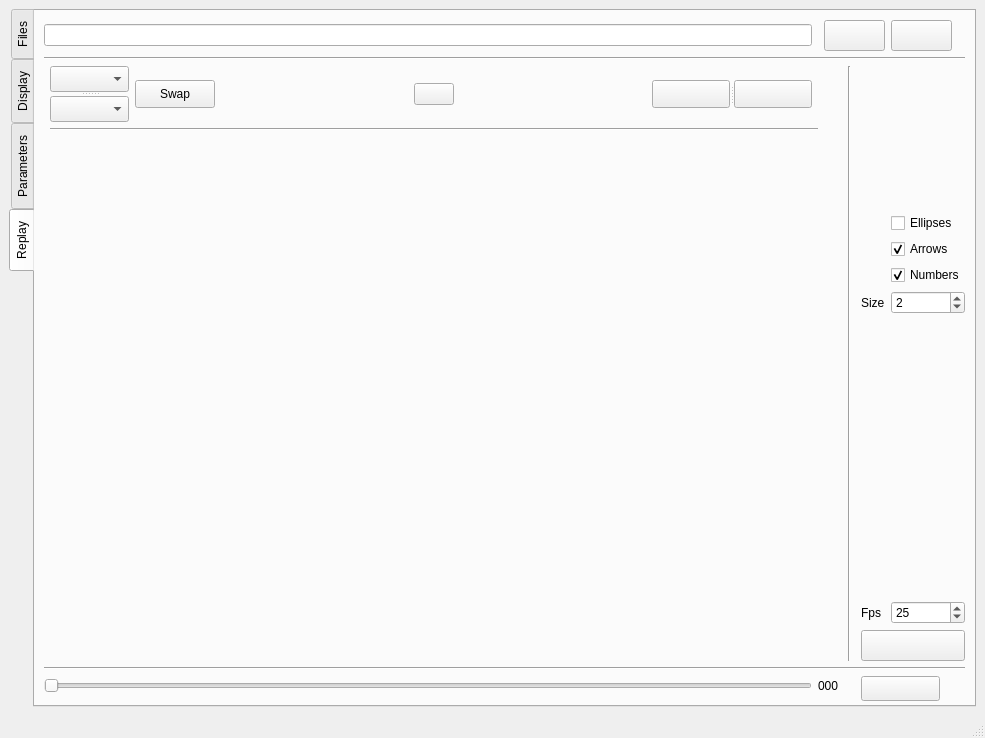
The window that src/mainwindow.ui (FastTrackOrg/FastTrack) describes before a commit, drawn with Qt 5.
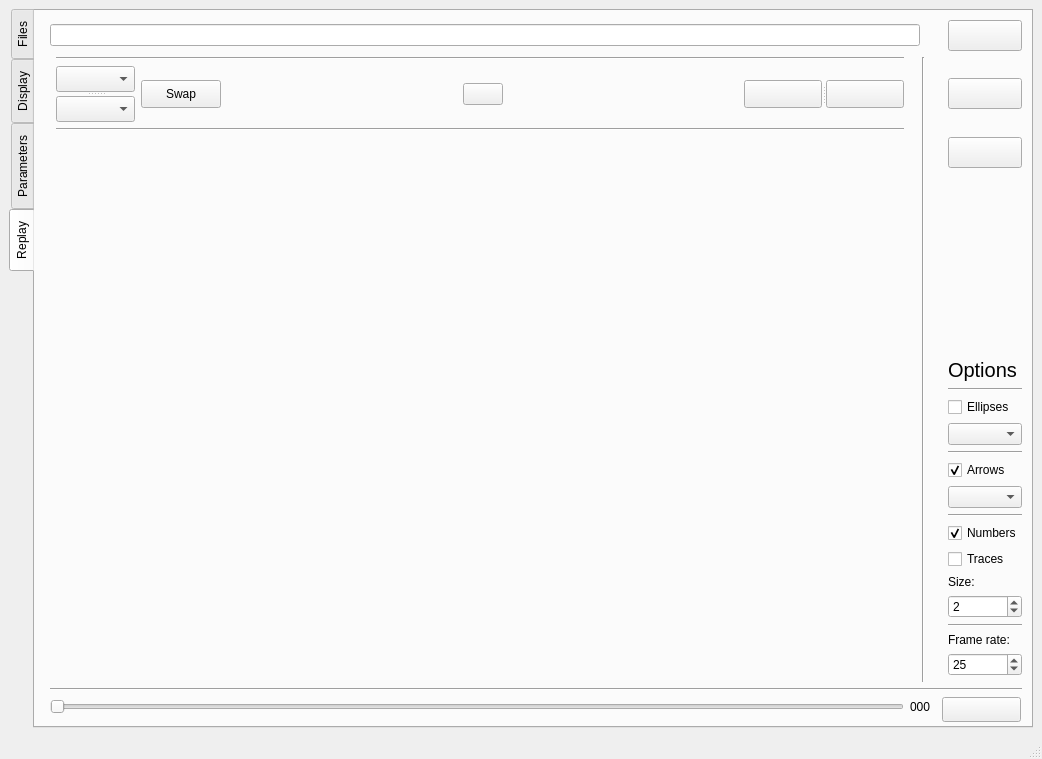
The same window after the commit. The open tabs and pages were chosen to show the change.

Commit message: [feat] replay: add display options

The edit to the form file:
```diff
--- a/src/mainwindow.ui
+++ b/src/mainwindow.ui
@@ -6,8 +6,8 @@
    <rect>
     <x>0</x>
     <y>0</y>
-    <width>985</width>
-    <height>738</height>
+    <width>1042</width>
+    <height>759</height>
    </rect>
   </property>
   <property name="windowTitle">
@@ -198,187 +198,7 @@
         <string>Replay</string>
        </attribute>
        <layout class="QGridLayout" name="gridLayout_5">
-        <item row="15" column="0" colspan="12">
-         <widget class="Line" name="line_2">
-          <property name="orientation">
-           <enum>Qt::Horizontal</enum>
-          </property>
-         </widget>
-        </item>
-        <item row="4" column="1" colspan="7">
-         <widget class="Line" name="line_4">
-          <property name="orientation">
-           <enum>Qt::Horizontal</enum>
-          </property>
-         </widget>
-        </item>
-        <item row="10" column="11">
-         <widget class="QCheckBox" name="replayNumbers">
-          <property name="text">
-           <string>Numbers</string>
-          </property>
-          <property name="checked">
-           <bool>true</bool>
-          </property>
-         </widget>
-        </item>
-        <item row="3" column="9" rowspan="12">
-         <widget class="Line" name="line">
-          <property name="sizePolicy">
-           <sizepolicy hsizetype="Ignored" vsizetype="Minimum">
-            <horstretch>0</horstretch>
-            <verstretch>0</verstretch>
-           </sizepolicy>
-          </property>
-          <property name="orientation">
-           <enum>Qt::Vertical</enum>
-          </property>
-         </widget>
-        </item>
-        <item row="0" column="0" colspan="7">
-         <widget class="QLineEdit" name="replayPath">
-          <property name="dragEnabled">
-           <bool>true</bool>
-          </property>
-          <property name="readOnly">
-           <bool>false</bool>
-          </property>
-         </widget>
-        </item>
-        <item row="12" column="11">
-         <spacer name="verticalSpacer_2">
-          <property name="orientation">
-           <enum>Qt::Vertical</enum>
-          </property>
-          <property name="sizeHint" stdset="0">
-           <size>
-            <width>20</width>
-            <height>281</height>
-           </size>
-          </property>
-         </spacer>
-        </item>
-        <item row="11" column="10">
-         <widget class="QLabel" name="label">
-          <property name="text">
-           <string>Size</string>
-          </property>
-         </widget>
-        </item>
-        <item row="11" column="11">
-         <widget class="QSpinBox" name="replaySize">
-          <property name="minimum">
-           <number>1</number>
-          </property>
-          <property name="maximum">
-           <number>150</number>
-          </property>
-          <property name="value">
-           <number>2</number>
-          </property>
-         </widget>
-        </item>
-        <item row="0" column="8" colspan="3">
-         <widget class="QPushButton" name="replayOpen">
-          <property name="sizePolicy">
-           <sizepolicy hsizetype="Fixed" vsizetype="Fixed">
-            <horstretch>0</horstretch>
-            <verstretch>0</verstretch>
-           </sizepolicy>
-          </property>
-          <property name="minimumSize">
-           <size>
-            <width>61</width>
-            <height>31</height>
-           </size>
-          </property>
-          <property name="text">
-           <string/>
-          </property>
-          <property name="shortcut">
-           <string>O</string>
-          </property>
-         </widget>
-        </item>
-        <item row="9" column="11">
-         <widget class="QCheckBox" name="replayArrows">
-          <property name="text">
-           <string>Arrows</string>
-          </property>
-          <property name="checked">
-           <bool>true</bool>
-          </property>
-         </widget>
-        </item>
-        <item row="3" column="1">
-         <widget class="QSplitter" name="splitter_2">
-          <property name="orientation">
-           <enum>Qt::Vertical</enum>
-          </property>
-          <widget class="QComboBox" name="object1Replay">
-           <property name="minimumSize">
-            <size>
-             <width>79</width>
-             <height>26</height>
-            </size>
-           </property>
-           <property name="maximumSize">
-            <size>
-             <width>79</width>
-             <height>26</height>
-            </size>
-           </property>
-          </widget>
-          <widget class="QComboBox" name="object2Replay">
-           <property name="minimumSize">
-            <size>
-             <width>79</width>
-             <height>26</height>
-            </size>
-           </property>
-           <property name="maximumSize">
-            <size>
-             <width>79</width>
-             <height>26</height>
-            </size>
-           </property>
-          </widget>
-         </widget>
-        </item>
-        <item row="8" column="11">
-         <widget class="QCheckBox" name="replayEllipses">
-          <property name="text">
-           <string>Ellipses</string>
-          </property>
-         </widget>
-        </item>
-        <item row="3" column="3">
-         <spacer name="horizontalSpacer">
-          <property name="orientation">
-           <enum>Qt::Horizontal</enum>
-          </property>
-          <property name="sizeHint" stdset="0">
-           <size>
-            <width>40</width>
-            <height>20</height>
-           </size>
-          </property>
-         </spacer>
-        </item>
-        <item row="14" column="10" colspan="2">
-         <widget class="QPushButton" name="replaySave">
-          <property name="minimumSize">
-           <size>
-            <width>61</width>
-            <height>31</height>
-           </size>
-          </property>
-          <property name="text">
-           <string/>
-          </property>
-         </widget>
-        </item>
-        <item row="3" column="4">
+        <item row="2" column="5">
          <widget class="QPushButton" name="replayHelp">
           <property name="text">
            <string/>
@@ -388,7 +208,17 @@
           </property>
          </widget>
         </item>
-        <item row="16" column="0" colspan="7">
+        <item row="16" column="11">
+         <widget class="QCheckBox" name="replayNumbers">
+          <property name="text">
+           <string>Numbers</string>
+          </property>
+          <property name="checked">
+           <bool>true</bool>
+          </property>
+         </widget>
+        </item>
+        <item row="25" column="1" colspan="7">
          <widget class="QSlider" name="replaySlider">
           <property name="orientation">
            <enum>Qt::Horizontal</enum>
@@ -401,103 +231,7 @@
           </property>
          </widget>
         </item>
-        <item row="7" column="0" rowspan="8" colspan="7">
-         <widget class="QLabel" name="replayDisplay">
-          <property name="sizePolicy">
-           <sizepolicy hsizetype="Ignored" vsizetype="Ignored">
-            <horstretch>0</horstretch>
-            <verstretch>0</verstretch>
-           </sizepolicy>
-          </property>
-          <property name="text">
-           <string/>
-          </property>
-          <property name="alignment">
-           <set>Qt::AlignCenter</set>
-          </property>
-         </widget>
-        </item>
-        <item row="3" column="2">
-         <widget class="QPushButton" name="swapReplay">
-          <property name="maximumSize">
-           <size>
-            <width>80</width>
-            <height>28</height>
-           </size>
-          </property>
-          <property name="text">
-           <string>Swap</string>
-          </property>
-          <property name="shortcut">
-           <string>Return</string>
-          </property>
-         </widget>
-        </item>
-        <item row="3" column="11" rowspan="5">
-         <spacer name="verticalSpacer">
-          <property name="orientation">
-           <enum>Qt::Vertical</enum>
-          </property>
-          <property name="sizeHint" stdset="0">
-           <size>
-            <width>20</width>
-            <height>158</height>
-           </size>
-          </property>
-         </spacer>
-        </item>
-        <item row="16" column="7" colspan="3">
-         <widget class="QLabel" name="replayNumber">
-          <property name="minimumSize">
-           <size>
-            <width>26</width>
-            <height>20</height>
-           </size>
-          </property>
-          <property name="maximumSize">
-           <size>
-            <width>61</width>
-            <height>21</height>
-           </size>
-          </property>
-          <property name="text">
-           <string>000</string>
-          </property>
-         </widget>
-        </item>
-        <item row="3" column="5">
-         <spacer name="horizontalSpacer_2">
-          <property name="orientation">
-           <enum>Qt::Horizontal</enum>
-          </property>
-          <property name="sizeHint" stdset="0">
-           <size>
-            <width>40</width>
-            <height>20</height>
-           </size>
-          </property>
-         </spacer>
-        </item>
-        <item row="0" column="11">
-         <widget class="QPushButton" name="replayRefresh">
-          <property name="sizePolicy">
-           <sizepolicy hsizetype="Fixed" vsizetype="Fixed">
-            <horstretch>0</horstretch>
-            <verstretch>0</verstretch>
-           </sizepolicy>
-          </property>
-          <property name="minimumSize">
-           <size>
-            <width>61</width>
-            <height>31</height>
-           </size>
-          </property>
-          <property name="text">
-           <string/>
-          </property>
-         </widget>
-        </item>
-        <item row="13" column="11">
+        <item row="22" column="11">
          <widget class="QSpinBox" name="replayFps">
           <property name="minimum">
            <number>1</number>
@@ -510,14 +244,48 @@
           </property>
          </widget>
         </item>
-        <item row="1" column="0" rowspan="2" colspan="12">
+        <item row="4" column="0">
          <widget class="Line" name="line_3">
           <property name="orientation">
            <enum>Qt::Horizontal</enum>
           </property>
          </widget>
         </item>
-        <item row="3" column="6">
+        <item row="19" column="11">
+         <widget class="QSpinBox" name="replaySize">
+          <property name="minimum">
+           <number>1</number>
+          </property>
+          <property name="maximum">
+           <number>150</number>
+          </property>
+          <property name="value">
+           <number>2</number>
+          </property>
+         </widget>
+        </item>
+        <item row="10" column="11">
+         <widget class="QCheckBox" name="replayEllipses">
+          <property name="text">
+           <string>Ellipses</string>
+          </property>
+         </widget>
+        </item>
+        <item row="12" column="11">
+         <widget class="Line" name="line_7">
+          <property name="orientation">
+           <enum>Qt::Horizontal</enum>
+          </property>
+         </widget>
+        </item>
+        <item row="18" column="11">
+         <widget class="QLabel" name="label">
+          <property name="text">
+           <string>Size:</string>
+          </property>
+         </widget>
+        </item>
+        <item row="2" column="7">
          <widget class="QSplitter" name="splitter">
           <property name="orientation">
            <enum>Qt::Horizontal</enum>
@@ -552,14 +320,58 @@
           </widget>
          </widget>
         </item>
-        <item row="13" column="10">
-         <widget class="QLabel" name="label_2">
+        <item row="8" column="11">
+         <widget class="QLabel" name="label_3">
+          <property name="sizePolicy">
+           <sizepolicy hsizetype="Minimum" vsizetype="Fixed">
+            <horstretch>0</horstretch>
+            <verstretch>0</verstretch>
+           </sizepolicy>
+          </property>
+          <property name="font">
+           <font>
+            <pointsize>15</pointsize>
+           </font>
+          </property>
           <property name="text">
-           <string>Fps</string>
+           <string>Options</string>
           </property>
+          <property name="textFormat">
+           <enum>Qt::AutoText</enum>
+          </property>
          </widget>
         </item>
-        <item row="16" column="10" colspan="2">
+        <item row="2" column="4">
+         <spacer name="horizontalSpacer">
+          <property name="orientation">
+           <enum>Qt::Horizontal</enum>
+          </property>
+          <property name="sizeHint" stdset="0">
+           <size>
+            <width>40</width>
+            <height>20</height>
+           </size>
+          </property>
+         </spacer>
+        </item>
+        <item row="20" column="11">
+         <widget class="Line" name="line_11">
+          <property name="orientation">
+           <enum>Qt::Horizontal</enum>
+          </property>
+         </widget>
+        </item>
+        <item row="11" column="11">
+         <widget class="QComboBox" name="ellipseBox">
+          <property name="sizePolicy">
+           <sizepolicy hsizetype="Minimum" vsizetype="Fixed">
+            <horstretch>0</horstretch>
+            <verstretch>0</verstretch>
+           </sizepolicy>
+          </property>
+         </widget>
+        </item>
+        <item row="25" column="10" colspan="2">
          <widget class="QPushButton" name="playReplay">
           <property name="sizePolicy">
            <sizepolicy hsizetype="Ignored" vsizetype="Ignored">
@@ -605,6 +417,264 @@
           </property>
          </widget>
         </item>
+        <item row="2" column="6">
+         <spacer name="horizontalSpacer_2">
+          <property name="orientation">
+           <enum>Qt::Horizontal</enum>
+          </property>
+          <property name="sizeHint" stdset="0">
+           <size>
+            <width>40</width>
+            <height>20</height>
+           </size>
+          </property>
+         </spacer>
+        </item>
+        <item row="21" column="11">
+         <widget class="QLabel" name="label_2">
+          <property name="text">
+           <string>Frame rate:</string>
+          </property>
+         </widget>
+        </item>
+        <item row="0" column="1" colspan="8">
+         <widget class="QLineEdit" name="replayPath">
+          <property name="dragEnabled">
+           <bool>true</bool>
+          </property>
+          <property name="readOnly">
+           <bool>false</bool>
+          </property>
+         </widget>
+        </item>
+        <item row="25" column="8" colspan="2">
+         <widget class="QLabel" name="replayNumber">
+          <property name="minimumSize">
+           <size>
+            <width>26</width>
+            <height>20</height>
+           </size>
+          </property>
+          <property name="maximumSize">
+           <size>
+            <width>61</width>
+            <height>21</height>
+           </size>
+          </property>
+          <property name="text">
+           <string>000</string>
+          </property>
+         </widget>
+        </item>
+        <item row="15" column="11">
+         <widget class="Line" name="line_8">
+          <property name="orientation">
+           <enum>Qt::Horizontal</enum>
+          </property>
+         </widget>
+        </item>
+        <item row="24" column="1" colspan="11">
+         <widget class="Line" name="line_2">
+          <property name="orientation">
+           <enum>Qt::Horizontal</enum>
+          </property>
+         </widget>
+        </item>
+        <item row="2" column="11">
+         <widget class="QPushButton" name="replayRefresh">
+          <property name="sizePolicy">
+           <sizepolicy hsizetype="Minimum" vsizetype="Fixed">
+            <horstretch>0</horstretch>
+            <verstretch>0</verstretch>
+           </sizepolicy>
+          </property>
+          <property name="minimumSize">
+           <size>
+            <width>0</width>
+            <height>31</height>
+           </size>
+          </property>
+          <property name="text">
+           <string/>
+          </property>
+         </widget>
+        </item>
+        <item row="9" column="11">
+         <widget class="Line" name="line_10">
+          <property name="orientation">
+           <enum>Qt::Horizontal</enum>
+          </property>
+         </widget>
+        </item>
+        <item row="0" column="11">
+         <widget class="QPushButton" name="replayOpen">
+          <property name="sizePolicy">
+           <sizepolicy hsizetype="Minimum" vsizetype="Fixed">
+            <horstretch>0</horstretch>
+            <verstretch>0</verstretch>
+           </sizepolicy>
+          </property>
+          <property name="minimumSize">
+           <size>
+            <width>61</width>
+            <height>31</height>
+           </size>
+          </property>
+          <property name="text">
+           <string/>
+          </property>
+          <property name="shortcut">
+           <string>O</string>
+          </property>
+         </widget>
+        </item>
+        <item row="2" column="3">
+         <widget class="QPushButton" name="swapReplay">
+          <property name="maximumSize">
+           <size>
+            <width>80</width>
+            <height>28</height>
+           </size>
+          </property>
+          <property name="text">
+           <string>Swap</string>
+          </property>
+          <property name="shortcut">
+           <string>Return</string>
+          </property>
+         </widget>
+        </item>
+        <item row="14" column="11">
+         <widget class="QComboBox" name="arrowBox">
+          <property name="sizePolicy">
+           <sizepolicy hsizetype="Minimum" vsizetype="Fixed">
+            <horstretch>0</horstretch>
+            <verstretch>0</verstretch>
+           </sizepolicy>
+          </property>
+         </widget>
+        </item>
+        <item row="13" column="11">
+         <widget class="QCheckBox" name="replayArrows">
+          <property name="text">
+           <string>Arrows</string>
+          </property>
+          <property name="checked">
+           <bool>true</bool>
+          </property>
+         </widget>
+        </item>
+        <item row="4" column="11">
+         <widget class="QPushButton" name="replaySave">
+          <property name="minimumSize">
+           <size>
+            <width>61</width>
+            <height>31</height>
+           </size>
+          </property>
+          <property name="text">
+           <string/>
+          </property>
+         </widget>
+        </item>
+        <item row="2" column="2">
+         <widget class="QSplitter" name="splitter_2">
+          <property name="orientation">
+           <enum>Qt::Vertical</enum>
+          </property>
+          <widget class="QComboBox" name="object1Replay">
+           <property name="minimumSize">
+            <size>
+             <width>79</width>
+             <height>26</height>
+            </size>
+           </property>
+           <property name="maximumSize">
+            <size>
+             <width>79</width>
+             <height>26</height>
+            </size>
+           </property>
+          </widget>
+          <widget class="QComboBox" name="object2Replay">
+           <property name="minimumSize">
+            <size>
+             <width>79</width>
+             <height>26</height>
+            </size>
+           </property>
+           <property name="maximumSize">
+            <size>
+             <width>79</width>
+             <height>26</height>
+            </size>
+           </property>
+          </widget>
+         </widget>
+        </item>
+        <item row="17" column="11">
+         <widget class="QCheckBox" name="replayTrace">
+          <property name="text">
+           <string>Traces</string>
+          </property>
+         </widget>
+        </item>
+        <item row="4" column="1" rowspan="20" colspan="7">
+         <widget class="QLabel" name="replayDisplay">
+          <property name="sizePolicy">
+           <sizepolicy hsizetype="Ignored" vsizetype="Ignored">
+            <horstretch>0</horstretch>
+            <verstretch>0</verstretch>
+           </sizepolicy>
+          </property>
+          <property name="text">
+           <string/>
+          </property>
+          <property name="alignment">
+           <set>Qt::AlignCenter</set>
+          </property>
+         </widget>
+        </item>
+        <item row="1" column="2" colspan="6">
+         <widget class="Line" name="line_9">
+          <property name="orientation">
+           <enum>Qt::Horizontal</enum>
+          </property>
+         </widget>
+        </item>
+        <item row="3" column="2" colspan="6">
+         <widget class="Line" name="line_4">
+          <property name="orientation">
+           <enum>Qt::Horizontal</enum>
+          </property>
+         </widget>
+        </item>
+        <item row="1" column="8" rowspan="23" colspan="2">
+         <widget class="Line" name="line">
+          <property name="sizePolicy">
+           <sizepolicy hsizetype="Preferred" vsizetype="Expanding">
+            <horstretch>0</horstretch>
+            <verstretch>0</verstretch>
+           </sizepolicy>
+          </property>
+          <property name="orientation">
+           <enum>Qt::Vertical</enum>
+          </property>
+         </widget>
+        </item>
+        <item row="6" column="11">
+         <spacer name="verticalSpacer">
+          <property name="orientation">
+           <enum>Qt::Vertical</enum>
+          </property>
+          <property name="sizeHint" stdset="0">
+           <size>
+            <width>20</width>
+            <height>40</height>
+           </size>
+          </property>
+         </spacer>
+        </item>
        </layout>
       </widget>
      </widget>
```
The commit also changes 2 other files.
